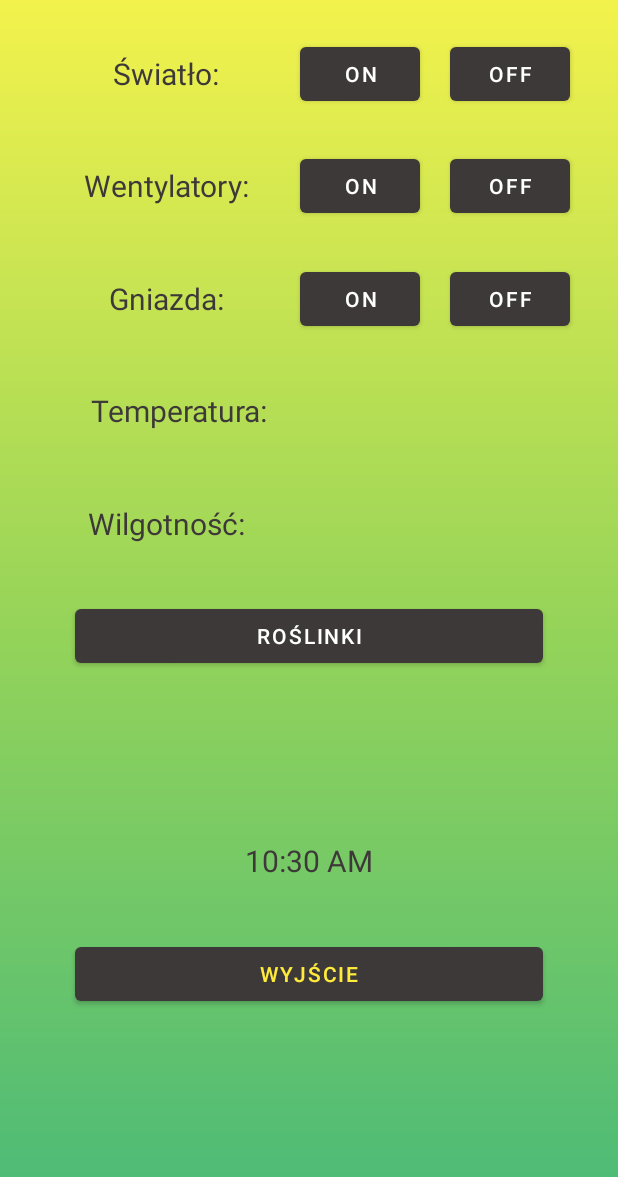
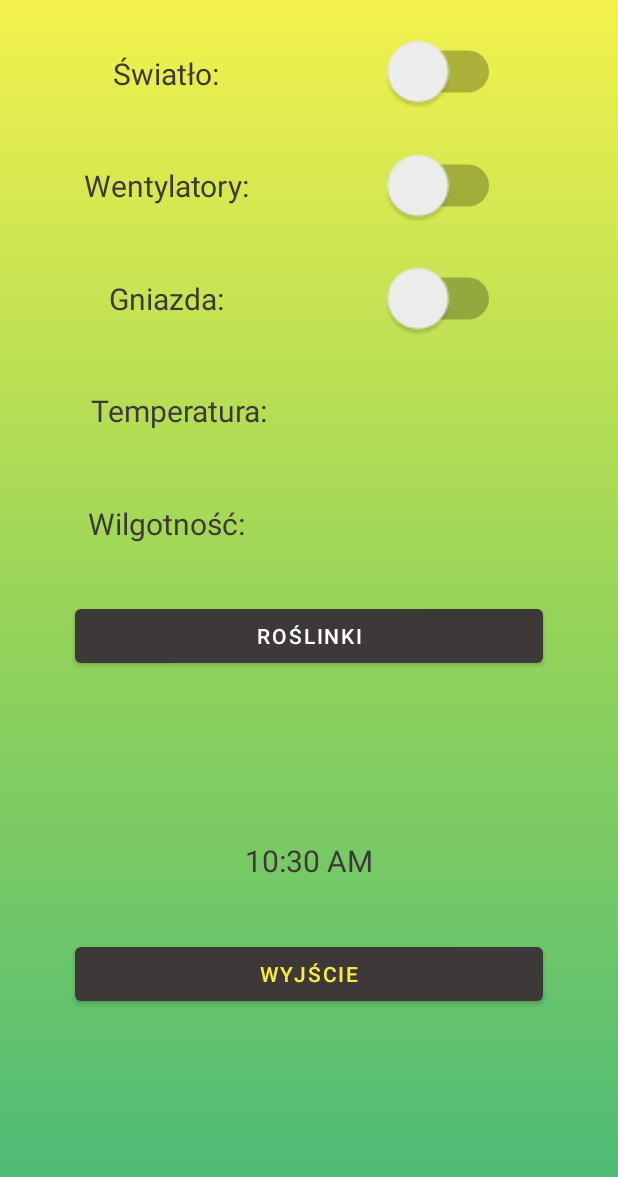
Before and after one commit to Laruuuse11/InteligentnaSzkarniaAplikacja, an Android app: the layout activity_main2.xml on its own in the app's theme, with its tools: preview values and no code run, on a phone screen of 412 x 824 dp. Shown: the top 1177 px of the screen. Run offline under Robolectric (Android 15) with nearby library versions, the phone set to English and light mode, and no system bars.

Commit message:
on/off buttons -> Switch

```diff
--- a/app/src/main/res/layout/activity_main2.xml
+++ b/app/src/main/res/layout/activity_main2.xml
@@ -17,30 +17,6 @@
         app:layout_constraintStart_toStartOf="parent"
         app:layout_constraintTop_toTopOf="parent"
         app:layout_constraintVertical_bias="1.0">
-
-        <Button
-            android:id="@+id/SwiatloOffBtn"
-            android:layout_width="80dp"
-            android:layout_height="wrap_content"
-            android:layout_marginStart="300dp"
-            android:layout_marginTop="25dp"
-            android:layout_marginEnd="50dp"
-            android:text="@string/off"
-            android:textColor="#fff"
-            app:backgroundTint="#3E3939"
-            tools:ignore="DuplicateSpeakableTextCheck" />
-
-        <Button
-            android:id="@+id/SwiatloOnBtn"
-            android:layout_width="80dp"
-            android:layout_height="wrap_content"
-            android:layout_marginStart="200dp"
-            android:layout_marginTop="25dp"
-            android:layout_marginEnd="150dp"
-            android:text="@string/on"
-            android:textColor="#fff"
-            app:backgroundTint="#3E3939"
-            tools:ignore="DuplicateSpeakableTextCheck" />
 
         <Button
             android:id="@+id/Wyjscie"
@@ -77,29 +53,6 @@
             android:textColor="#3E3939"
             android:textSize="20sp" />
 
-        <Button
-            android:id="@+id/WentylatoryOnBtn"
-            android:layout_width="80dp"
-            android:layout_height="wrap_content"
-            android:layout_marginStart="200dp"
-            android:layout_marginTop="100dp"
-            android:layout_marginEnd="150dp"
-            android:gravity="center"
-            android:text="@string/on"
-            app:backgroundTint="#3E3939"
-            android:textColor="#fff" />
-
-        <Button
-            android:id="@+id/WentylatoryOffBtn"
-            android:layout_width="80dp"
-            android:layout_height="wrap_content"
-            android:layout_marginStart="300dp"
-            android:layout_marginTop="100dp"
-            android:gravity="center"
-            android:text="@string/off"
-            app:backgroundTint="#3E3939"
-            android:textColor="#fff" />
-
         <TextView
             android:id="@+id/GniazdaText"
             android:layout_width="122dp"
@@ -111,28 +64,6 @@
             android:textSize="20sp"
             android:minHeight="48dip"
             android:textColor="#3E3939" />
-
-        <Button
-            android:id="@+id/GniazdoOnBtn"
-            android:layout_width="80dp"
-            android:layout_height="wrap_content"
-            android:text="@string/on"
-            android:gravity="center"
-            app:backgroundTint="#3E3939"
-            android:layout_marginTop="175dp"
-            android:layout_marginStart="200dp"
-            android:textColor="#fff" />
-
-        <Button
-            android:id="@+id/GniazdoOffBtn"
-            android:layout_width="80dp"
-            android:layout_height="wrap_content"
-            android:layout_marginStart="300dp"
-            android:layout_marginTop="175dp"
-            android:gravity="center"
-            android:text="@string/off"
-            app:backgroundTint="#3E3939"
-            android:textColor="#fff" />
 
         <TextView
             android:id="@+id/TemperaturaText"
@@ -223,5 +154,32 @@
             android:textColor="#3E3939"
             android:textSize="20sp"
             tools:ignore="SpeakableTextPresentCheck" />
+
+        <Switch
+            android:id="@+id/switchSwiatlo"
+            android:layout_width="wrap_content"
+            android:layout_height="wrap_content"
+            android:layout_marginLeft="275dp"
+            android:layout_marginTop="34dp"
+            android:scaleX="2"
+            android:scaleY="2" />
+
+        <Switch
+            android:id="@+id/switchWentyl"
+            android:layout_width="wrap_content"
+            android:layout_height="wrap_content"
+            android:layout_marginLeft="275dp"
+            android:layout_marginTop="110dp"
+            android:scaleX="2"
+            android:scaleY="2" />
+
+        <Switch
+            android:id="@+id/switchGniazdo"
+            android:layout_width="wrap_content"
+            android:layout_height="wrap_content"
+            android:layout_marginLeft="275dp"
+            android:layout_marginTop="185dp"
+            android:scaleX="2"
+            android:scaleY="2" />
     </FrameLayout>
 </androidx.constraintlayout.widget.ConstraintLayout>
```
Also changed, not shown: app/src/main/java/com/example/pracadyplomowaproba/MainActivity.java (+52 -0 lines), app/src/main/java/com/example/pracadyplomowaproba/MainActivity2.java (+55 -184 lines).
